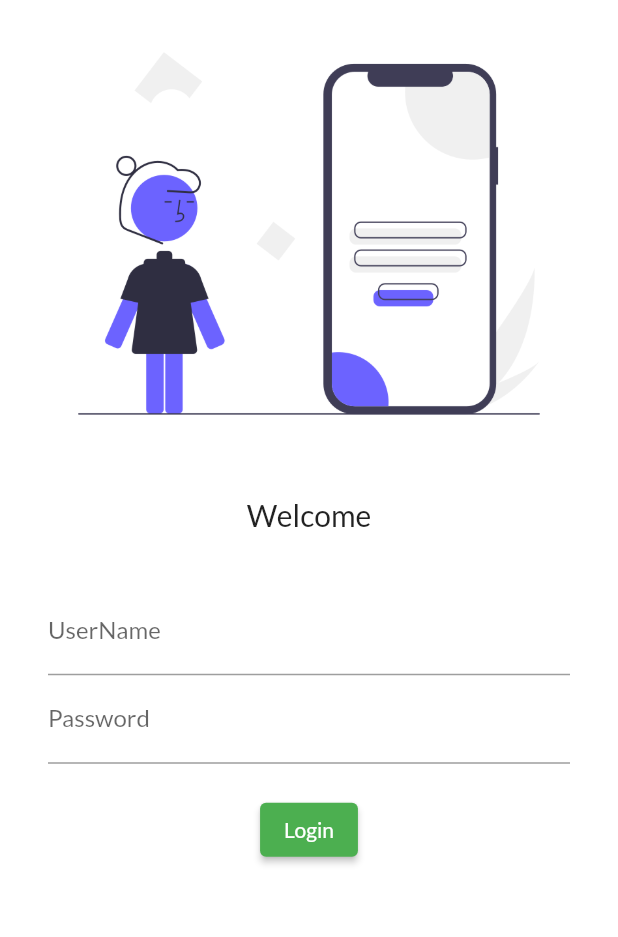
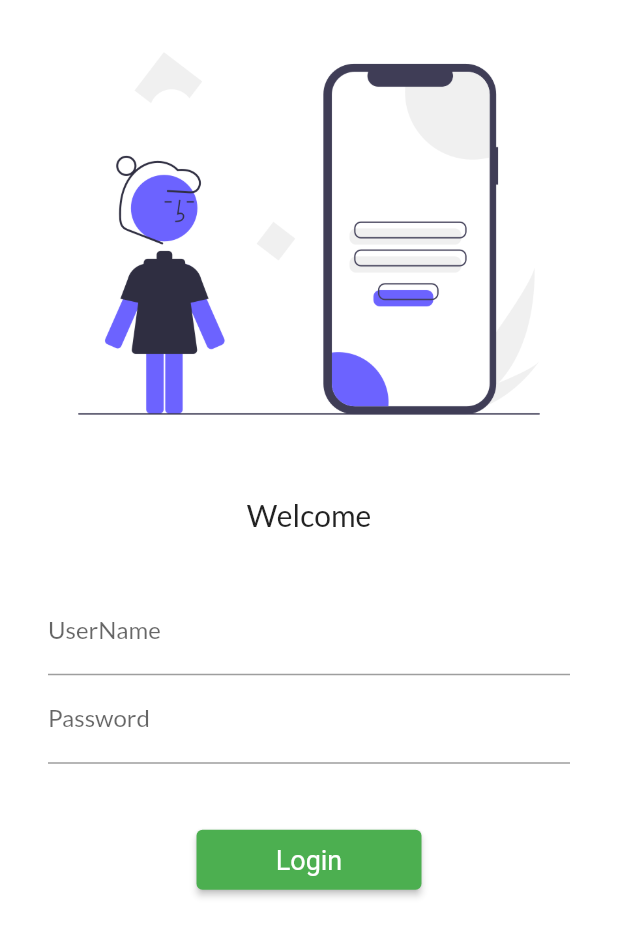
Before and after one commit to vineetsingh-27/30DaysOfFlutter, a Flutter app: the screen it shows after launch, on a phone screen of 412 x 824 dp. Shown: the top 937 px of the screen. Run offline on Flutter 3.47's test engine with Material 2 defaults, Android fonts, the phone set to English and light mode, and no system bars; our stand-ins replace google_fonts.

Commit message:
Day-5 completed

```diff
--- a/lib/main.dart
+++ b/lib/main.dart
@@ -1,6 +1,7 @@
 import 'package:flutter/material.dart';
 import 'package:flutter_catalog/pages/home_page.dart';
 import 'package:flutter_catalog/pages/login_page.dart';
+import 'package:flutter_catalog/routes/routes.dart';
 import 'package:google_fonts/google_fonts.dart';
 
 void main() {
@@ -19,8 +20,8 @@ class MyApp extends StatelessWidget {
       ),
       initialRoute: "/login",
       routes: {
-        "/": (context) => const HomePage(),
-        "/login": (context) => const LoginPage(),
+        MyRoutes.homeRoute: (context) => const HomePage(),
+        MyRoutes.loginRoute: (context) => const LoginPage(),
       },
     );
   }
--- a/lib/pages/login_page.dart
+++ b/lib/pages/login_page.dart
@@ -1,4 +1,5 @@
 import 'package:flutter/material.dart';
+import 'package:flutter_catalog/routes/routes.dart';
 
 class LoginPage extends StatelessWidget {
   const LoginPage({super.key});
@@ -7,6 +8,7 @@ class LoginPage extends StatelessWidget {
   Widget build(BuildContext context) {
     return Material(
       color: Colors.white,
+      child: SingleChildScrollView(
         child: Column(
           children: [
             Image.asset("assets/images/login_image.png"),
@@ -39,12 +41,15 @@ class LoginPage extends StatelessWidget {
                     ),
                   ),
                   const SizedBox(
-                  height: 20,
+                    height: 40,
                   ),
                   ElevatedButton(
-                  style: TextButton.styleFrom(foregroundColor: Colors.white),
+                    style: TextButton.styleFrom(
+                        textStyle: const TextStyle(fontSize: 18),
+                        foregroundColor: Colors.white,
+                        minimumSize: const Size(150, 40)),
                     onPressed: (() {
-                    print("Hello flutter");
+                      Navigator.pushNamed(context, MyRoutes.homeRoute);
                     }),
                     child: const Text("Login"),
                   ),
@@ -53,6 +58,7 @@ class LoginPage extends StatelessWidget {
             )
           ],
         ),
+      ),
     );
   }
 }
--- /dev/null
+++ b/lib/routes/routes.dart
@@ -0,0 +1,4 @@
+class MyRoutes {
+  static String loginRoute = "/login";
+  static String homeRoute = "/home";
+}
```
Lines whose indentation alone changed are shown as unchanged.
